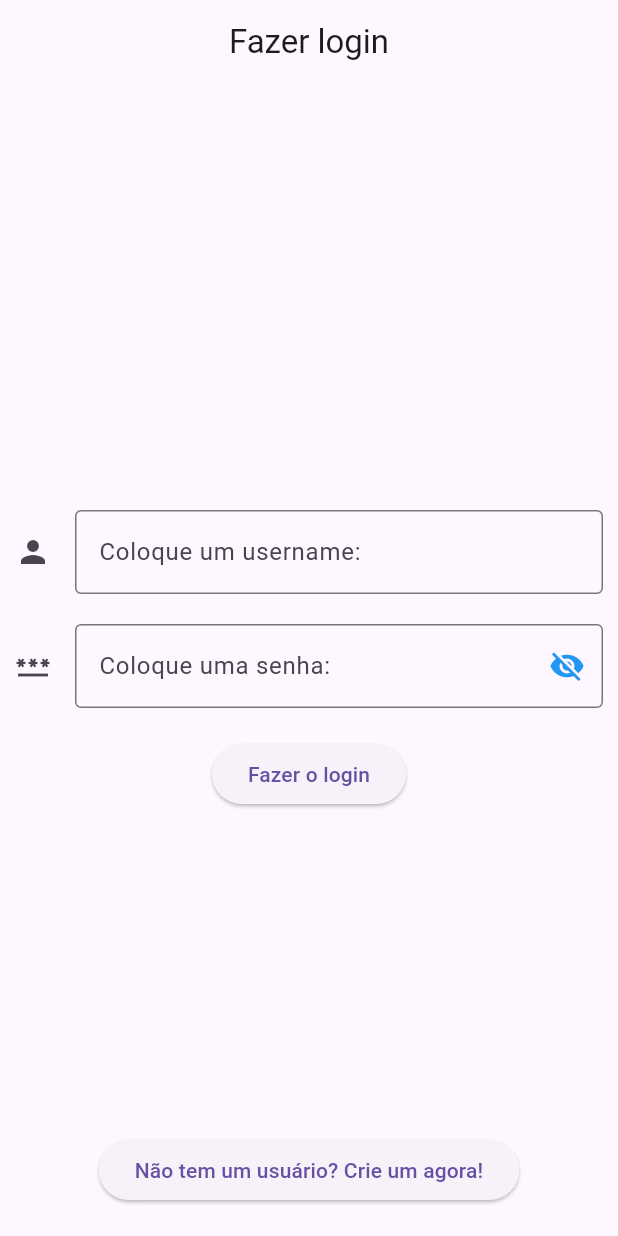
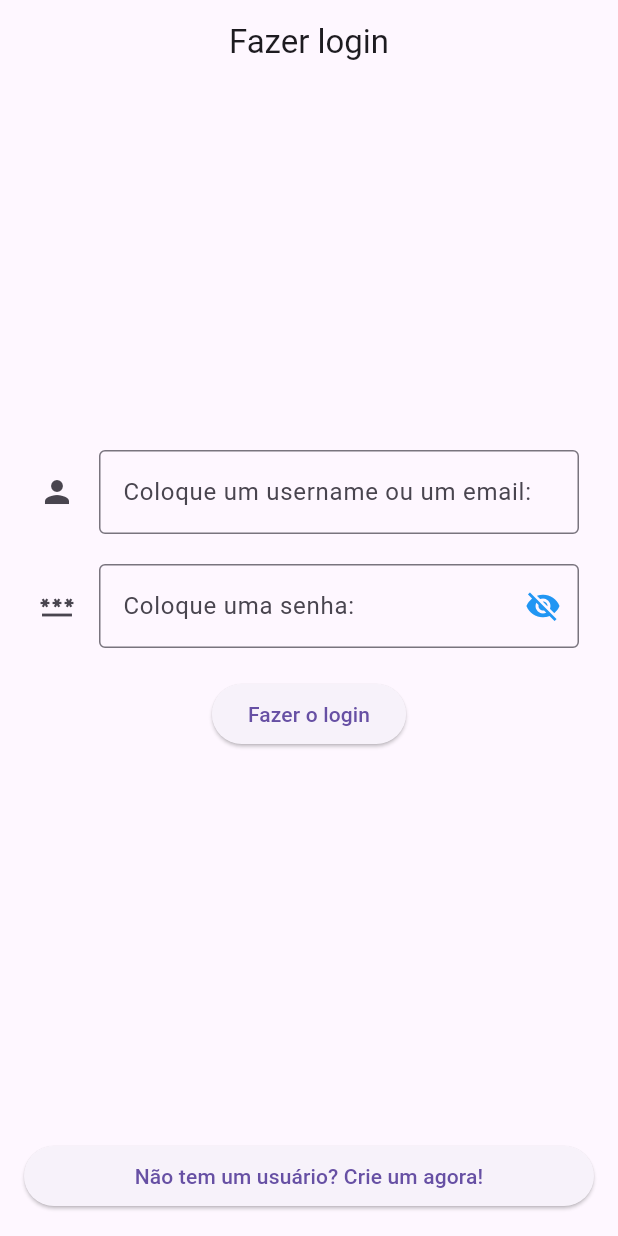
Before and after one commit to JpP3dro/app_bunco, a Flutter app: the screen it shows after launch, after a tap on "Começar", on a phone screen of 412 x 824 dp. Run offline on Flutter 3.47's test engine with Material 3 defaults, Android fonts, the phone set to English and light mode, and no system bars.

Commit message:
Alterando o botão da tela de login

```diff
--- a/lib/screens/login.dart
+++ b/lib/screens/login.dart
@@ -91,16 +91,17 @@ class _TelaLoginState extends State<TelaLogin> {
   Widget build(BuildContext context) {
     return Scaffold(
       appBar: AppBar(
-        automaticallyImplyLeading: false,
+        automaticallyImplyLeading: false, // Mantém a remoção do botão de voltar automático
         title: const Center(
             child: Text("Fazer login")
         ),
       ),
-      body: Stack( // Use Stack para sobrepor widgets
-        children: [
-          // Conteúdo original centralizado verticalmente
-          Center(
+      body: Center( // Para centralizar o SingleChildScrollView
+        child: SingleChildScrollView( // Para permitir rolagem se o conteúdo for grande ou o teclado aparecer
+          child: Padding(
+            padding: const EdgeInsets.all(16.0), // Adiciona padding ao redor do formulário
             child: Column(
+              mainAxisAlignment: MainAxisAlignment.center, // Centraliza verticalmente se houver espaço
               mainAxisSize: MainAxisSize.min, // A Column ocupa o mínimo de espaço
               children: [
                 Container(
@@ -109,7 +110,7 @@ class _TelaLoginState extends State<TelaLogin> {
                     controller: _controllerUsername,
                     decoration: const InputDecoration(
                       border: OutlineInputBorder(),
-                      label: Text("Coloque um username:"),
+                      label: Text("Coloque um username ou um email:"),
                       icon: Icon(Icons.person),
                     ),
                   ),
@@ -151,13 +152,10 @@ class _TelaLoginState extends State<TelaLogin> {
               ],
             ),
           ),
-
-
-          Positioned(
-            bottom: 20,
-            left: 0,
-            right: 0,
-            child: Center(
+        ),
+      ),
+      bottomNavigationBar: Padding( // Adiciona o botão aqui
+        padding: const EdgeInsets.all(16.0), // Adiciona padding ao redor do botão
         child: ElevatedButton(
           onPressed: () => Navigator.push(
             context,
@@ -166,9 +164,6 @@ class _TelaLoginState extends State<TelaLogin> {
           child: const Text("Não tem um usuário? Crie um agora!"),
         ),
       ),
-          ),
-        ],
-      ),
     );
   }
 }
```
Lines whose indentation alone changed are shown as unchanged.
